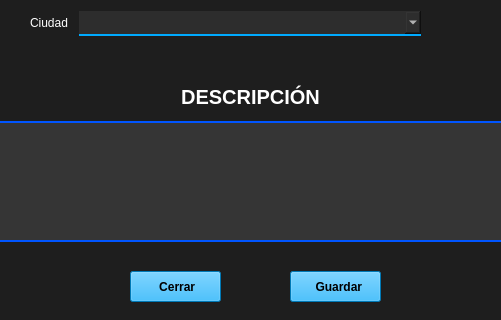
This is vistas/agregarSitios.ui in SergioR29/AdminTurismo as Qt 5 draws it before an edit; both pictures show x 180 to 681 and y 369 to 689 of the 836 by 689 pixel window. The edited form follows.
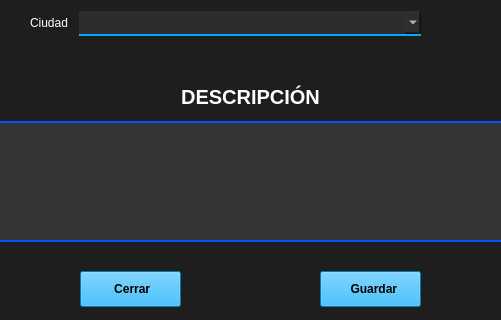
This is the edited form. Icons and pictures are not drawn.

```diff
--- a/vistas/agregarSitios.ui
+++ b/vistas/agregarSitios.ui
@@ -124,10 +124,10 @@
   <widget class="QPushButton" name="guardarSitio">
    <property name="geometry">
     <rect>
-     <x>470</x>
+     <x>500</x>
      <y>640</y>
-     <width>91</width>
-     <height>31</height>
+     <width>101</width>
+     <height>36</height>
     </rect>
    </property>
    <property name="font">
@@ -150,10 +150,10 @@
   <widget class="QPushButton" name="cerrar">
    <property name="geometry">
     <rect>
-     <x>310</x>
+     <x>260</x>
      <y>640</y>
-     <width>91</width>
-     <height>31</height>
+     <width>101</width>
+     <height>36</height>
     </rect>
    </property>
    <property name="font">
```
Left out of the diff: 6 changed lines with no effect on the pictures.
